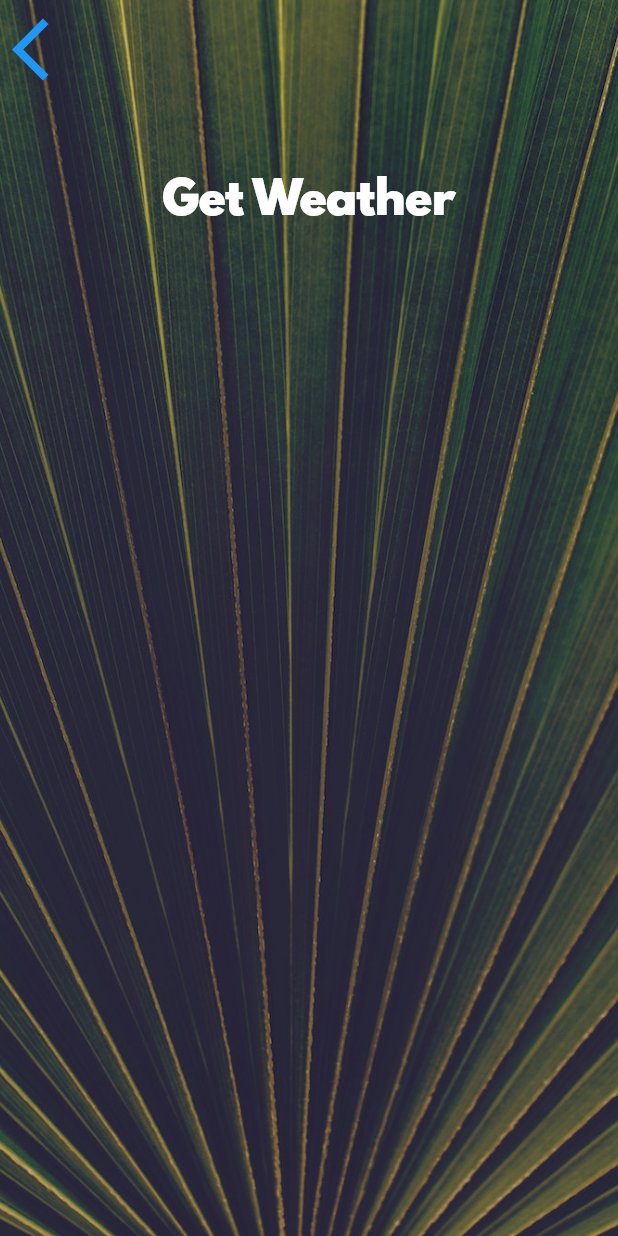
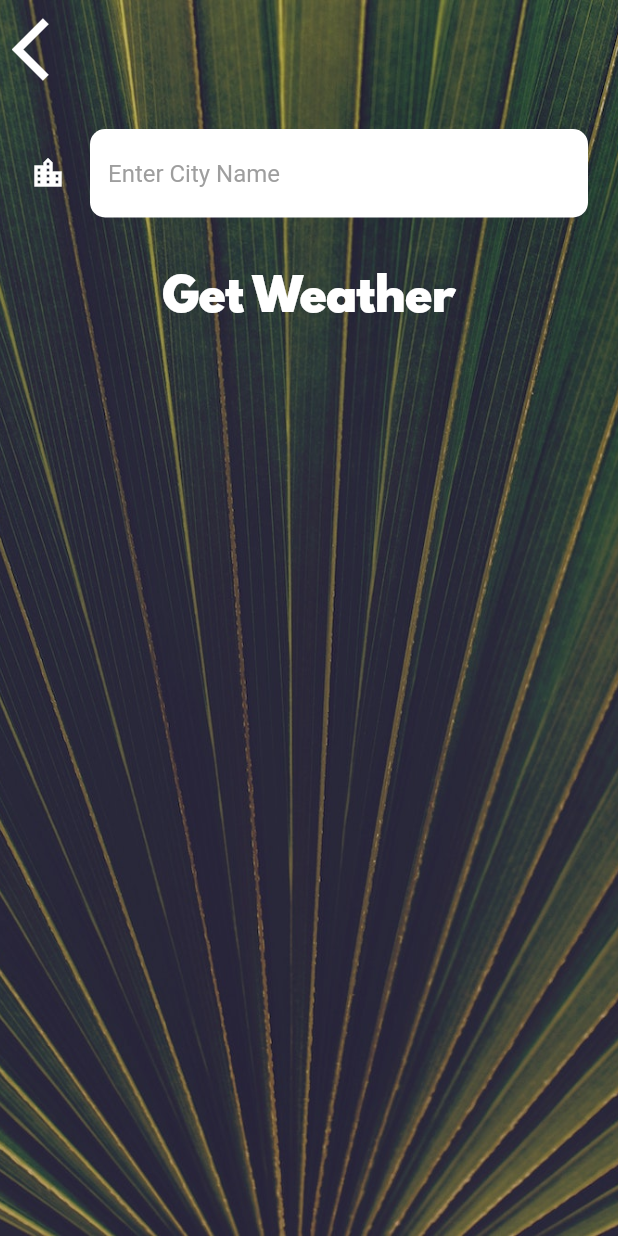
Before and after one commit to Perveev/clima, a Flutter app: the CityScreen screen opened directly, on a phone screen of 412 x 824 dp. Run offline on Flutter 3.47's test engine with Material 2 defaults, Android fonts, the phone set to English and light mode, and no system bars; our stand-ins replace flutter_spinkit, geolocator; network calls fail.

Commit message:
Ended location screen, ended city screen, formated code

```diff
--- a/lib/screens/city_screen.dart
+++ b/lib/screens/city_screen.dart
@@ -7,6 +7,8 @@ class CityScreen extends StatefulWidget {
 }
 
 class _CityScreenState extends State<CityScreen> {
+  String cityName;
+
   @override
   Widget build(BuildContext context) {
     return Scaffold(
@@ -24,19 +26,28 @@ class _CityScreenState extends State<CityScreen> {
               Align(
                 alignment: Alignment.topLeft,
                 child: TextButton(
-                  onPressed: () {},
+                  onPressed: () => Navigator.pop(context),
                   child: Icon(
                     Icons.arrow_back_ios,
                     size: 50.0,
+                    color: Colors.white,
                   ),
                 ),
               ),
               Container(
                 padding: EdgeInsets.all(20.0),
-                child: null,
+                child: TextField(
+                  style: TextStyle(
+                    color: Colors.black,
+                  ),
+                  decoration: TextFieldInputDecoration,
+                  onChanged: (newText) {
+                    cityName = newText;
+                  },
+                ),
               ),
-              FlatButton(
-                onPressed: () {},
+              TextButton(
+                onPressed: () => Navigator.pop(context, cityName),
                 child: Text(
                   'Get Weather',
                   style: kButtonTextStyle,
--- a/lib/utilities/constants.dart
+++ b/lib/utilities/constants.dart
@@ -3,18 +3,38 @@ import 'package:flutter/material.dart';
 const kTempTextStyle = TextStyle(
   fontFamily: 'Spartan MB',
   fontSize: 100.0,
+  color: Colors.white,
 );
 
 const kMessageTextStyle = TextStyle(
   fontFamily: 'Spartan MB',
   fontSize: 60.0,
+  color: Colors.white,
 );
 
 const kButtonTextStyle = TextStyle(
   fontSize: 30.0,
   fontFamily: 'Spartan MB',
+  color: Colors.white,
 );
 
 const kConditionTextStyle = TextStyle(
   fontSize: 100.0,
+  color: Colors.white,
 );
+const TextFieldInputDecoration = InputDecoration(
+  filled: true,
+  fillColor: Colors.white,
+  icon: Icon(
+    Icons.location_city,
+    color: Colors.white,
+  ),
+  hintText: "Enter City Name",
+  hintStyle: TextStyle(
+    color: Colors.grey,
+  ),
+  border: OutlineInputBorder(
+    borderRadius: BorderRadius.all(Radius.circular(10.0)),
+    borderSide: BorderSide.none,
+  ),
+);
```
Also changed, not shown: lib/screens/loading_screen.dart (+4 -18 lines), lib/screens/location_screen.dart (+45 -11 lines), lib/services/weather.dart (+25 -0 lines), 3 other files.
